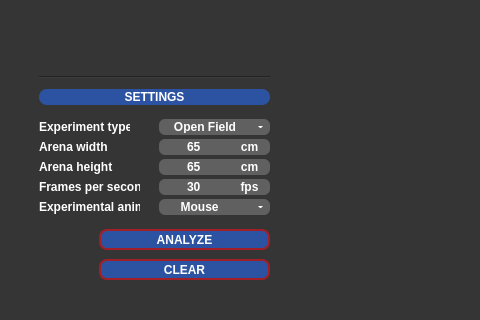
Above: Behavython_GUI.ui from mrdrzit/behavython before the change; both pictures show x 0 to 480 and y 0 to 320 of the 928 by 524 pixel window. Below: the same form after it.
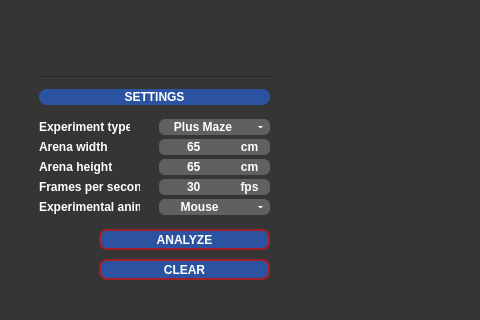
That is the form after the change. Icons and pictures are not drawn. Custom widgets are drawn as their Qt base class.

Commit message: Join front and back code

The edit to the form file:
```diff
--- a/Behavython_GUI.ui
+++ b/Behavython_GUI.ui
@@ -120,14 +120,14 @@
           <string notr="true">QComboBox{color:#FFFFFF;font:7pt&quot;DejaVu Sans&quot;;font-weight:bold;background-color:#606060;border:0px;border-radius:6px;}QListView{color:#FFFFFF;font:8pt&quot;Century Gothic&quot;;font-weight:bold;background-color:#969696;border:0px;}QListView{color:#FFFFFF;font:7pt&quot;DejaVu Sans&quot;;font-weight:bold;background-color:#606060;border:0px;border-radius:6px;}QComboBox::drop-down{width:20px;border:5px;}QComboBox::down-arrow{border-left:2px solid none;border-right:2px solid none;border-top:2px solid #FFFFFF;width:0.5px;height:1px;border-radius:2px;}QComboBox::down-arrow:hover{border-left:2px solid none;border-right:2px solid none;border-top:2px solid #A21F27;width:0.5px;height:1px;border-radius:2px;}QAbstractItemView{border:2px solid #969696;selection-background-color:#2C53A1;}</string>
          </property>
          <property name="currentText">
-          <string notr="true">   Open Field</string>
+          <string notr="true">   Plus Maze</string>
          </property>
          <property name="currentIndex">
           <number>0</number>
          </property>
          <item>
           <property name="text">
-           <string notr="true">   Open Field</string>
+           <string notr="true">   Plus Maze</string>
           </property>
          </item>
          <item>
```
Left out of the diff: 2 changed lines with no effect on the pictures. The commit also changes 2 other files.
